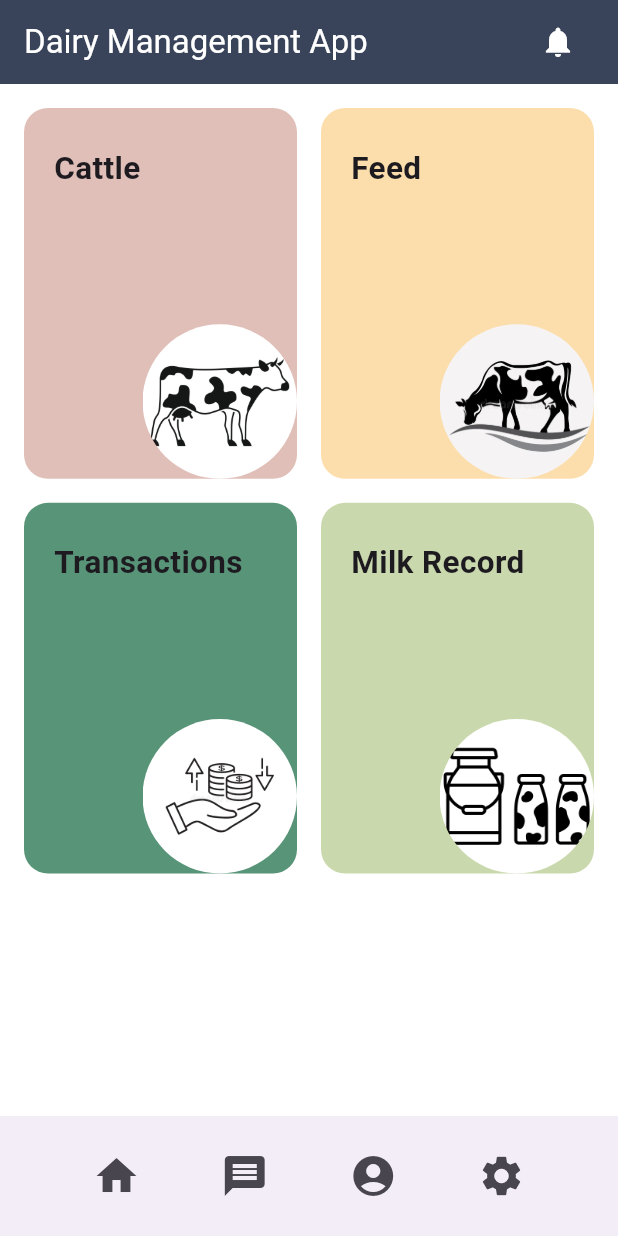
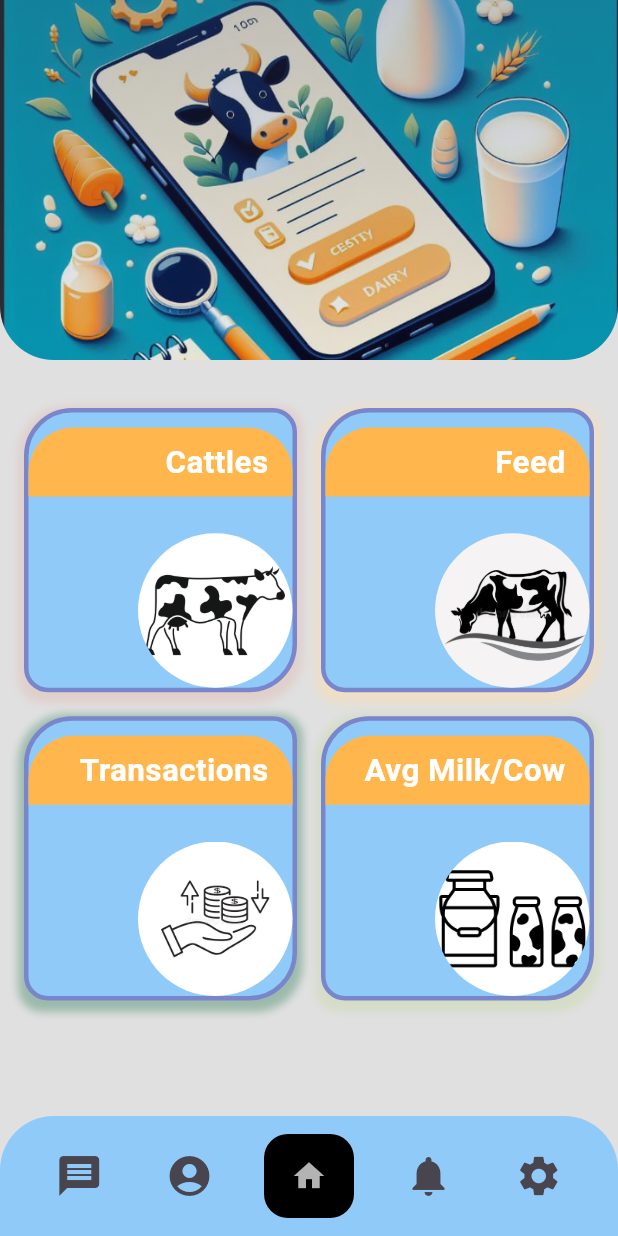
Before and after one commit to mrsushilkumar/DEP24-P20-DairyMgmtApp, a Flutter app: the screen it shows once a user with an empty profile is signed in, on a phone screen of 412 x 824 dp. Run offline on Flutter 3.47's test engine with Material 3 defaults, Android fonts, the phone set to English and light mode, and no system bars; our stand-ins replace cloud_firestore, firebase_auth, firebase_core; accounts and stored records are empty.

Commit message:
13 evaluation final code
13th march final code for evaluation

```diff
--- a/farm_expense_mangement_app/lib/main.dart
+++ b/farm_expense_mangement_app/lib/main.dart
@@ -4,9 +4,7 @@ import 'package:farm_expense_mangement_app/screens/wrappers/wrapperhome.dart';
 import 'package:firebase_auth/firebase_auth.dart';
 import 'package:firebase_core/firebase_core.dart';
 import 'package:flutter/material.dart';
-import 'package:farm_expense_mangement_app/screens/authenticate/login.dart';
 
-import 'screens/authenticate/login.dart';
 
 // final List<String> listCattle = List.of({"Cattle 1","Cattle 2","Cattle 3"});
 // final cattle = Cattle(rfid:"5515154",sex:  "male",age:  10,breed: "goat" ,lactationCycle:  3,weight:  120/*,dateOfBirth: DateTime.parse('2020-12-01')*/);
--- a/farm_expense_mangement_app/lib/models/history.dart
+++ b/farm_expense_mangement_app/lib/models/history.dart
@@ -9,9 +9,9 @@ class CattleHistory {
       DocumentSnapshot<Map<String, dynamic>> snapshot,
       SnapshotOptions? options) {
     final data = snapshot.data();
-    return CattleHistory(name: data?['name'], date: data?['name']
+    return CattleHistory(name: data?['name'], date: data?['name']);
         // dateOfBirth: data?['dateOfBirth']
-        );
+
   }
 
   Map<String, dynamic> toFireStore() {
--- a/farm_expense_mangement_app/lib/models/user.dart
+++ b/farm_expense_mangement_app/lib/models/user.dart
@@ -1,6 +1,5 @@
 import 'package:cloud_firestore/cloud_firestore.dart';
 
-import 'cattle.dart';
 
 
 class User {
--- a/farm_expense_mangement_app/lib/screens/authenticate/login.dart
+++ b/farm_expense_mangement_app/lib/screens/authenticate/login.dart
@@ -1,13 +1,13 @@
 import 'package:farm_expense_mangement_app/services/auth.dart';
 import 'package:flutter/material.dart';
-import 'package:farm_expense_mangement_app/shared/Constants.dart';
+import 'package:farm_expense_mangement_app/shared/constants.dart';
 class SignIn extends StatefulWidget {
   final Function toggleView;
 
   const SignIn({super.key, required this.toggleView});
 
   @override
-  _SignInState createState() => _SignInState();
+  State<SignIn> createState() => _SignInState();
 }
 
 class _SignInState extends State<SignIn> {
@@ -79,12 +79,12 @@ class _SignInState extends State<SignIn> {
                     backgroundColor: Colors.pink[400], // Set the button's background color
                   ),
                   onPressed: () async {
-                    print(email);
-                    print(password);
+                    // print(email);
+                    // print(password);
                     if(_formKey.currentState!.validate()){
                       // setState(() => loading = true);
                       dynamic result = await _auth.signInWithEmailAndPassword(email, password);
-                      print(result);
+                      // print(result);
                       if(result == null) {
                         setState(() {
                           // loading = false;
--- a/farm_expense_mangement_app/lib/screens/authenticate/register.dart
+++ b/farm_expense_mangement_app/lib/screens/authenticate/register.dart
@@ -1,7 +1,7 @@
 
 import 'package:farm_expense_mangement_app/services/auth.dart';
 import 'package:flutter/material.dart';
-import 'package:farm_expense_mangement_app/shared/Constants.dart';
+import 'package:farm_expense_mangement_app/shared/constants.dart';
 
 class Register extends StatefulWidget {
   final Function toggleView;
@@ -15,7 +15,7 @@ class _RegisterState extends State<Register> {
   final AuthService _auth = AuthService();
   final _formKey = GlobalKey<FormState>();
   String error = '';
-  final TextEditingController TextController = TextEditingController();
+  final TextEditingController _textController = TextEditingController();
 
 
   // Text field state
@@ -120,7 +120,7 @@ class _RegisterState extends State<Register> {
                 TextFormField(
                   decoration: textInputDecoration.copyWith(hintText: 'Phone_no'),
                     keyboardType: TextInputType.number,
-                  controller: TextController
+                  controller: _textController
 
                   // validator: (val) => val!.isEmpty ? 'Enter an email' : null,
                   // onChanged: (val) {
@@ -134,11 +134,11 @@ class _RegisterState extends State<Register> {
                     backgroundColor: Colors.pink[400],
                   ),
                   onPressed: () async {
-                    print(email);
-                    print(password);
+                    // print(email);
+                    // print(password);
                     if (_formKey.currentState!.validate()) {
                       dynamic result = await _auth.registerWithEmailAndPassword(email, password,ownerName,farmName,location,phoneNo);
-                      print(result);
+                      // print(result);
                       if (result == null) {
                         setState(() {
                           error = 'Please supply a valid email';
--- a/farm_expense_mangement_app/lib/screens/home/homepage.dart
+++ b/farm_expense_mangement_app/lib/screens/home/homepage.dart
@@ -1,5 +1,4 @@
 import 'package:farm_expense_mangement_app/screens/home/animallist.dart';
-import 'package:farm_expense_mangement_app/screens/home/profilepage.dart';
 import 'package:flutter/material.dart';
 
 import '../../models/cattle.dart';
@@ -51,12 +50,6 @@ void transactions(BuildContext context) //TODO: [FUNCTION FOR TRANSACTIONS CARD]
       context, MaterialPageRoute(builder: (context) => const AvgMilkCowPage()));
 }
 
-void profile(BuildContext context) {
-  //TODO: [FUNCTION FOR BOTTOM PROFILE BUTTON]
-
-  Navigator.push(
-      context, MaterialPageRoute(builder: (context) => const ProfilePage()));
-}
 
 class HomeAppBar extends StatelessWidget implements PreferredSizeWidget {
   const HomeAppBar({super.key});
@@ -65,27 +58,66 @@ class HomeAppBar extends StatelessWidget implements PreferredSizeWidget {
 
   @override
   Widget build(BuildContext context) {
-    return AppBar(
-      title: const Text(
-        'Dairy Management App',
-        style: TextStyle(color: Colors.white),
+    return  PreferredSize(
+      preferredSize: const Size.fromHeight(240),
+      child: Container(
+        color: Colors.grey[300],
+        child: AppBar(
+          centerTitle: true,
+          flexibleSpace: ClipRRect(
+            borderRadius: const BorderRadius.only(
+              bottomLeft: Radius.circular(36),
+              bottomRight: Radius.circular(36),
+            ),
+            child: Stack(
+              children: [
+                Image.asset(
+                  'asset/bgscreen.png',
+                  fit: BoxFit.cover,
+                  width: double.infinity,
+                  height: MediaQuery.of(context).size.height * 0.8,
+                ),
+                Container(
+                  decoration: BoxDecoration(
+                    gradient: LinearGradient(
+                      begin: Alignment.topCenter,
+                      end: Alignment.bottomCenter,
+                      colors: [
+                        myColor.withOpacity(0.3),
+                        myColor.withOpacity(0.1),
+                      ],
+                    ),
+                  ),
+                ),
+                Positioned(
+                  top: 40,
+                  left: 0,
+                  right: 0,
+                  child: Container(
+                    height: 80,
+                  ),
+                ),
+              ],
+            ),
+          ),
+          title: const Text(
+            '',
+            style: TextStyle(
+              color: Colors.white70,
+              fontWeight: FontWeight.w900,
+              fontStyle: FontStyle.italic,
+            ),
+          ),
+          backgroundColor: Colors.transparent,
+          elevation: 0,
+        ),
       ),
-      backgroundColor: myColor,
-      // Setting color for the app bar
-      actions: <Widget>[
-        IconButton(
-          icon: const Icon(Icons.notifications),
-          color: Colors.white,
-          onPressed: () {},
-        ),
-        const SizedBox(width: 16),
-      ],
     );
   }
 
   @override
   // TODO: implement preferredSize
-  Size get preferredSize => const Size.fromHeight(kToolbarHeight);
+  Size get preferredSize => const Size.fromHeight(240);
 }
 
 class HomePage extends StatefulWidget implements PreferredSizeWidget {
@@ -111,37 +143,40 @@ class _HomePageState extends State<HomePage> {
         const Color.fromRGBO(202, 217, 173, 1.0); // Yellow color
     return SingleChildScrollView(
       child: Container(
+        height: 600,
+        color: Colors.grey[300],
         padding: const EdgeInsets.all(16),
         child: Column(
           children: <Widget>[
+
+            const SizedBox(height: 16),
             Row(
               mainAxisAlignment: MainAxisAlignment.spaceEvenly,
               children: [
                 Expanded(
                   child: buildClickableContainer(
-                    context: context,
-                    value: 'Cattle',
-                    imageUrl: 'asset/cattles.jpg',
-                    // 'https://static.vecteezy.com/system/resources/previews/014/568/676/original/milk-cow-icon-simple-style-vector.jpg',
-                    containerColor:
-                        totalCowsColor, // Setting color for this container
-                    onTap: () {
-                      cattle(context);
-                    },
+                    context,
+                    'Cattles',
+                    'asset/cattles.jpg',
+                    totalCowsColor,
+                        () => Navigator.push(
+                      context,
+                      MaterialPageRoute(builder: (context) => const AnimalList()),
+                    ),
                   ),
                 ),
                 const SizedBox(width: 16),
                 Expanded(
                   child: buildClickableContainer(
-                      context: context,
-                      value: 'Feed',
-                      imageUrl: 'asset/feed.jpg',
-                      // 'https://thumbs.dreamstime.com/b/feeding-cow-stylized-vector-feeding-cow-stylized-vector-silhouette-103872165.jpg',
-                      containerColor:
-                          milkingCowsColor, // Setting color for this container
-                      onTap: () {
-                        feed(context);
-                      }),
+                    context,
+                    'Feed',
+                    'asset/feed.jpg',
+                    milkingCowsColor,
+                        () => Navigator.push(
+                      context,
+                      MaterialPageRoute(builder: (context) => const AvgMilkCowPage()),
+                    ),
+                  ),
                 ),
               ],
             ),
@@ -151,28 +186,28 @@ class _HomePageState extends State<HomePage> {
               children: [
                 Expanded(
                   child: buildClickableContainer(
-                      context: context,
-                      value: 'Transactions',
-                      imageUrl: 'asset/transactions.webp',
-                      // 'https://thumbs.dreamstime.com/b/finance-management-linear-icons-data-analysis-symbol-template-graphic-web-design-collection-logo-icon-263711792.jpg',
-                      containerColor:
-                          dryCowsColor, // Setting color for this container
-                      onTap: () {
-                        transactions(context);
-                      }),
+                    context,
+                    'Transactions',
+                    'asset/transactions.webp',
+                    dryCowsColor,
+                        () => Navigator.push(
+                      context,
+                      MaterialPageRoute(builder: (context) => const DryCowsPage()),
+                    ),
+                  ),
                 ),
                 const SizedBox(width: 16),
                 Expanded(
                   child: buildClickableContainer(
-                      context: context,
-                      value: 'Milk Record',
-                      imageUrl: 'asset/avg.jpg',
-                      // 'https://encrypted-tbn0.gstatic.com/images?q=tbn:ANd9GcQA1NYO1taWsdYChV36YpskudbNaYMbzIf3Jw&usqp=CAU',
-                      containerColor:
-                          avgMilkPerCowColor, // Setting color for this container
-                      onTap: () {
-                        milkRecords(context);
-                      }),
+                    context,
+                    'Avg Milk/Cow',
+                    'asset/avg.jpg',
+                    avgMilkPerCowColor,
+                        () => Navigator.push(
+                      context,
+                      MaterialPageRoute(builder: (context) => const AvgMilkCowPage()),
+                    ),
+                  ),
                 ),
               ],
             ),
@@ -182,27 +217,44 @@ class _HomePageState extends State<HomePage> {
     );
   }
 
-  GestureDetector buildClickableContainer({
-    required BuildContext context,
-    required String value,
-    required String imageUrl,
-    required Color containerColor,
-    required Function() onTap,
-  }) {
+  GestureDetector buildClickableContainer(
+      BuildContext context,
+      String value,
+      String imageUrl,
+      Color containerColor,
+      Function() onTap,
+      ) {
     return GestureDetector(
       onTap: onTap,
       child: Container(
-        height: MediaQuery.of(context).size.height * 0.3,
+        height: MediaQuery.of(context).size.height * 0.23,
         decoration: BoxDecoration(
-          color: containerColor, // Using the color passed from the parent
-          borderRadius: BorderRadius.circular(16),
+          color: Colors.blue[200],
+          border: Border.all(
+            color: Colors.indigo.shade300,
+            width: 3,
+          ),
+          borderRadius: const BorderRadius.only(
+            topLeft: Radius.circular(32),
+            topRight: Radius.circular(16),
+            bottomLeft: Radius.circular(16),
+            bottomRight: Radius.circular(32),
+          ),
+          boxShadow: [
+            BoxShadow(
+              color: containerColor.withOpacity(0.5),
+              spreadRadius: 4,
+              blurRadius: 4,
+              offset: const Offset(0, 3),
+            ),
+          ],
         ),
         child: Stack(
           children: [
             ClipPath(
               clipper: ArcClipper(),
               child: Container(
-                color: Colors.white,
+                color: containerColor,
                 width: double.infinity,
                 height: double.infinity,
                 padding: const EdgeInsets.only(bottom: 40, right: 20),
@@ -221,24 +273,25 @@ class _HomePageState extends State<HomePage> {
               ),
             ),
             Positioned(
-              top: 25,
-              left: 20,
-              child: Align(
-                alignment: Alignment.topCenter,
-                child: Column(
-                  crossAxisAlignment: CrossAxisAlignment.center,
-                  children: [
-                    Text(
-                      value,
-                      style: const TextStyle(
-                          fontSize: 21, fontWeight: FontWeight.bold),
-                    ),
-                    const SizedBox(height: 8),
-                    const Text(
-                      '',
-                      style: TextStyle(fontSize: 18),
-                    ),
-                  ],
+              top: 0,
+              left: 0,
+              right: 0,
+              child: Container(
+                margin: const EdgeInsets.fromLTRB(0, 10, 0, 0),
+                padding: const EdgeInsets.symmetric(horizontal: 16, vertical: 8),
+                decoration: BoxDecoration(
+                  color: Colors.orange[300],
+                  borderRadius: const BorderRadius.only(
+                    topLeft: Radius.circular(30),
+                    topRight: Radius.circular(30),
+                    bottomLeft: Radius.circular(0),
+                    bottomRight: Radius.circular(0),
+                  ),
+                ),
+                child: Text(
+                  value,
+                  style: const TextStyle(fontSize: 21, fontWeight: FontWeight.bold, color: Colors.white),
+                  textAlign: TextAlign.end,
                 ),
               ),
             ),
--- a/farm_expense_mangement_app/lib/screens/wrappers/wrapperhome.dart
+++ b/farm_expense_mangement_app/lib/screens/wrappers/wrapperhome.dart
@@ -66,21 +66,21 @@ class _WrapperHomePageState extends State<WrapperHomePage> {
   @override
   Widget build(BuildContext context) {
     return Scaffold(
-      backgroundColor: Colors.white,
+      backgroundColor: Colors.grey.shade300,
       appBar: _appBar,
       body: _bodyScreen,
-      bottomNavigationBar: BottomAppBar(
-        shape: const CircularNotchedRectangle(),
+      bottomNavigationBar:Container(
+        color: Colors.grey[300],
+        child: ClipRRect(
+          borderRadius: const BorderRadius.only(
+            topLeft: Radius.circular(36),
+            topRight: Radius.circular(36),
+          ),
+          child: BottomAppBar(
+            color: Colors.blue[200],
             child: Row(
-          mainAxisAlignment: MainAxisAlignment.spaceEvenly,
+              mainAxisAlignment: MainAxisAlignment.spaceAround,
               children: [
-            IconButton(
-              icon: const Icon(Icons.home),
-              onPressed: () {
-                home(context);
-              },
-              iconSize: 32,
-            ),
                 IconButton(
                   icon: const Icon(Icons.message),
                   onPressed: () {},
@@ -89,9 +89,26 @@ class _WrapperHomePageState extends State<WrapperHomePage> {
                 IconButton(
                   icon: const Icon(Icons.account_circle),
                   onPressed: () {
-                ///BOTTOM BOTTOM TODO:[PROFILE]
                     profile(context);
                   },
+                  iconSize: 32,
+                ),
+                SizedBox(
+                  width: 60,
+                  height: 60,
+                  child: FloatingActionButton(
+                    onPressed: () {
+                      home(context);
+                    },
+                    backgroundColor: Colors.black,
+                    elevation: 0,
+                    child: const Icon(Icons.home, color: Colors.white70,),
+                  ),
+                  // margin: EdgeInsets.only(top: 8), // Adjust the top margin as needed
+                ),
+                IconButton(
+                  icon: const Icon(Icons.notifications),
+                  onPressed: () {},
                   iconSize: 32,
                 ),
                 IconButton(
@@ -100,6 +117,8 @@ class _WrapperHomePageState extends State<WrapperHomePage> {
                   iconSize: 32,
                 ),
               ],
+            ),
+          ),
         ),
       ),
     );
--- a/farm_expense_mangement_app/lib/services/auth.dart
+++ b/farm_expense_mangement_app/lib/services/auth.dart
@@ -1,7 +1,6 @@
 import 'package:farm_expense_mangement_app/models/user.dart' as MyAppUser;
 import 'package:firebase_auth/firebase_auth.dart';
 import 'package:farm_expense_mangement_app/Services/database/userdatabase.dart';
-import 'package:firebase_auth/firebase_auth.dart';
 
 class AuthService {
   final FirebaseAuth _auth = FirebaseAuth.instance;
```
Also changed, not shown: farm_expense_mangement_app/lib/screens/home/animallist.dart (+178 -68 lines), farm_expense_mangement_app/lib/screens/home/newcattle.dart (+3 -4 lines), farm_expense_mangement_app/lib/services/database/cattledatabase.dart (+0 -12 lines), farm_expense_mangement_app/lib/services/database/cattlehistorydatabase.dart (+45 -0 lines), farm_expense_mangement_app/asset/bgscreen.png (added), farm_expense_mangement_app/lib/shared/constants.dart (renamed from farm_expense_mangement_app/lib/shared/Constants.dart), farm_expense_mangement_app/pubspec.lock. Lines whose indentation alone changed are shown as unchanged.
